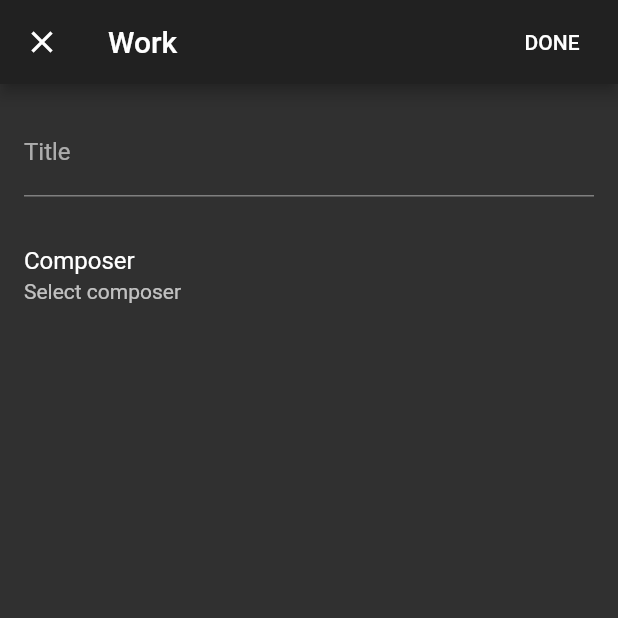
After one commit to johrpan/musicus_mobile, a Flutter app: the screen it shows after launch, after a tap on "Add work", on a phone screen of 412 x 824 dp, the top half of it. The commit adds this screen. Run offline on Flutter 3.47's test engine with Material 2 defaults, Android fonts, the phone set to English and light mode, and no system bars; our stand-ins replace moor_flutter, rxdart; generated files the repository leaves out were written again; Roboto replaces fonts that are missing (Libertinus Sans).

Commit message:
Add basic work editor
This also adds a tile to the temporary home screen for debugging
purposes.

```diff
--- /dev/null
+++ b/lib/editors/work.dart
@@ -0,0 +1,101 @@
+import 'package:flutter/material.dart';
+
+import '../backend.dart';
+import '../database.dart';
+import '../selectors/person.dart';
+
+class WorkEditor extends StatefulWidget {
+  final Work work;
+
+  WorkEditor({
+    this.work,
+  });
+
+  @override
+  _WorkEditorState createState() => _WorkEditorState();
+}
+
+class _WorkEditorState extends State<WorkEditor> {
+  final titleController = TextEditingController();
+
+  Backend backend;
+  Person composer;
+
+  @override
+  void initState() {
+    super.initState();
+
+    if (widget.work != null) {
+      titleController.text = widget.work.title;
+    }
+  }
+
+  @override
+  void didChangeDependencies() {
+    super.didChangeDependencies();
+
+    backend = Backend.of(context);
+
+    if (widget.work != null && widget.work.composer != null) {
+      () async {
+        final person =
+            await backend.db.personById(widget.work.composer).getSingle();
+
+        // We don't want to override a newly selected composer.
+        if (composer != null) {
+          setState(() {
+            composer = person;
+          });
+        }
+      }();
+    }
+  }
+
+  @override
+  Widget build(BuildContext context) {
+    return Scaffold(
+      appBar: AppBar(
+        title: Text('Work'),
+        actions: <Widget>[
+          FlatButton(
+            child: Text('DONE'),
+            onPressed: () {},
+          ),
+        ],
+      ),
+      body: ListView(
+        children: <Widget>[
+          Padding(
+            padding: const EdgeInsets.all(16.0),
+            child: TextField(
+              controller: titleController,
+              decoration: InputDecoration(
+                labelText: 'Title',
+              ),
+            ),
+          ),
+          ListTile(
+            title: Text('Composer'),
+            subtitle: Text(composer != null
+                ? '${composer.firstName} ${composer.lastName}'
+                : 'Select composer'),
+            onTap: () async {
+              final Person person = await Navigator.push(
+                  context,
+                  MaterialPageRoute(
+                    builder: (context) => PersonsSelector(),
+                    fullscreenDialog: true,
+                  ));
+
+              if (person != null) {
+                setState(() {
+                  composer = person;
+                });
+              }
+            },
+          ),
+        ],
+      ),
+    );
+  }
+}
--- a/lib/screens/home.dart
+++ b/lib/screens/home.dart
@@ -1,6 +1,7 @@
 import 'package:flutter/material.dart';
 
 import '../backend.dart';
+import '../editors/work.dart';
 import '../selectors/person.dart';
 import '../selectors/instruments.dart';
 
@@ -42,6 +43,15 @@ class HomeScreen extends StatelessWidget {
                   fullscreenDialog: true,
                 )),
           ),
+          ListTile(
+            title: Text('Add work'),
+            onTap: () => Navigator.push(
+                context,
+                MaterialPageRoute(
+                  builder: (context) => WorkEditor(),
+                  fullscreenDialog: true,
+                )),
+          ),
         ],
       ),
     );
```
